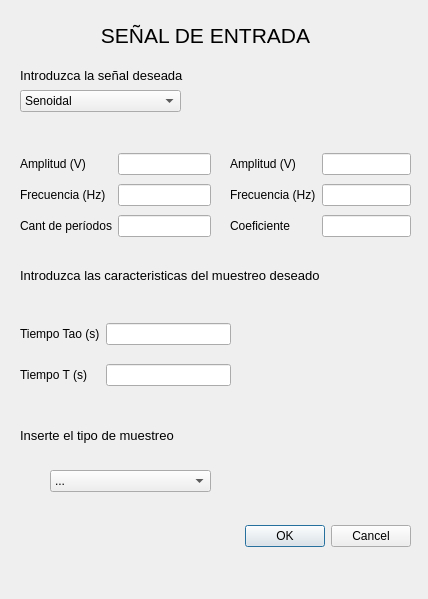
Qt form designer/ventanaEntrada.ui (matifrancois/TP1_ASSD_Programacion) before a commit.
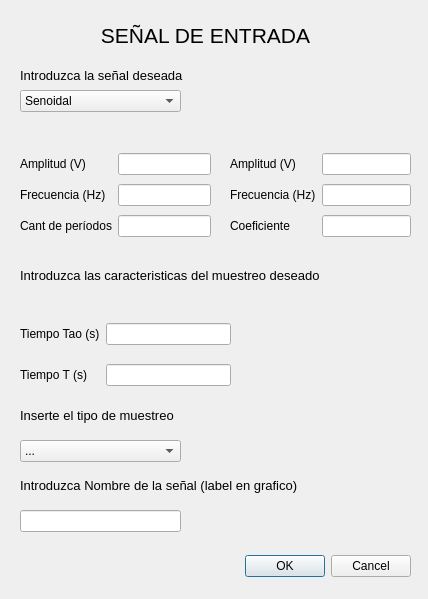
The same form after that commit.

Commit message: Ahora permite elegir nombres para labels da ventanita de error con... y borra ... al poner nueva señal

The edit to the form file:
```diff
--- a/designer/ventanaEntrada.ui
+++ b/designer/ventanaEntrada.ui
@@ -184,7 +184,7 @@
    <property name="geometry">
     <rect>
      <x>70</x>
-     <y>520</y>
+     <y>550</y>
      <width>341</width>
      <height>32</height>
     </rect>
@@ -200,7 +200,7 @@
    <property name="geometry">
     <rect>
      <x>20</x>
-     <y>420</y>
+     <y>400</y>
      <width>451</width>
      <height>31</height>
     </rect>
@@ -220,8 +220,8 @@
   <widget class="QComboBox" name="comboBox_tipo_muestreo">
    <property name="geometry">
     <rect>
-     <x>50</x>
-     <y>470</y>
+     <x>20</x>
+     <y>440</y>
      <width>161</width>
      <height>22</height>
     </rect>
@@ -310,6 +310,37 @@
     <string/>
    </property>
   </widget>
+  <widget class="QLabel" name="subtitulo_4">
+   <property name="geometry">
+    <rect>
+     <x>20</x>
+     <y>470</y>
+     <width>451</width>
+     <height>31</height>
+    </rect>
+   </property>
+   <property name="font">
+    <font>
+     <pointsize>10</pointsize>
+    </font>
+   </property>
+   <property name="text">
+    <string>Introduzca Nombre de la señal (label en grafico)</string>
+   </property>
+   <property name="alignment">
+    <set>Qt::AlignLeading|Qt::AlignLeft|Qt::AlignVCenter</set>
+   </property>
+  </widget>
+  <widget class="QLineEdit" name="lineEdit_nombre">
+   <property name="geometry">
+    <rect>
+     <x>20</x>
+     <y>510</y>
+     <width>161</width>
+     <height>22</height>
+    </rect>
+   </property>
+  </widget>
  </widget>
  <resources/>
  <connections>
```
The commit also changes 18 other files.
